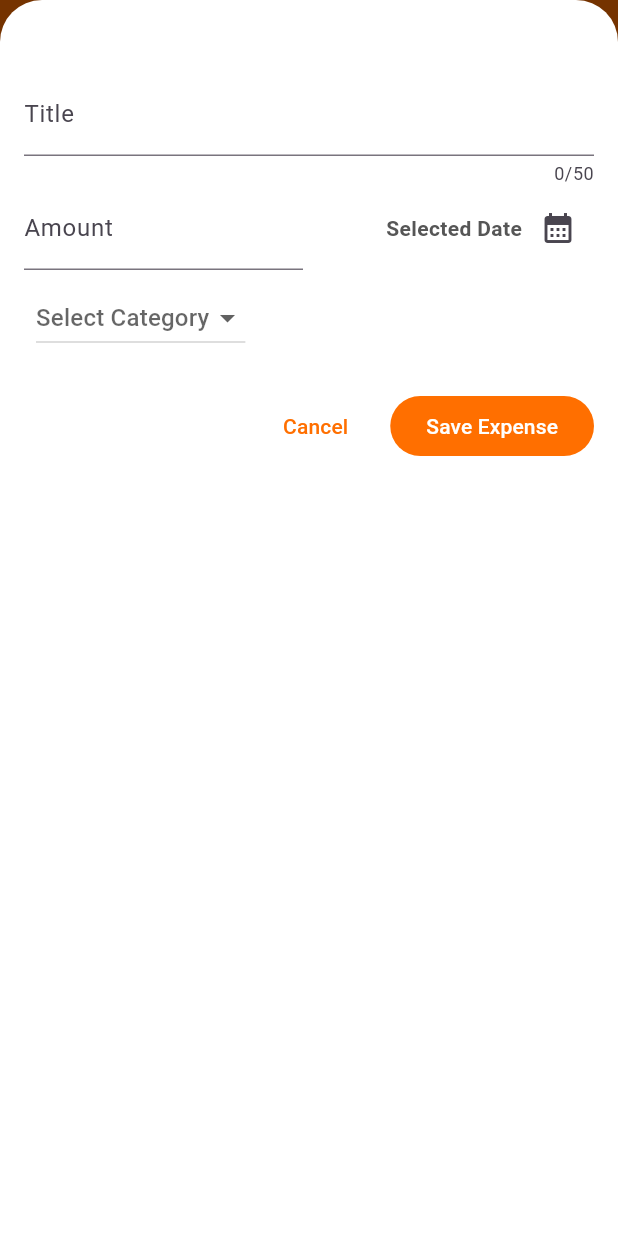
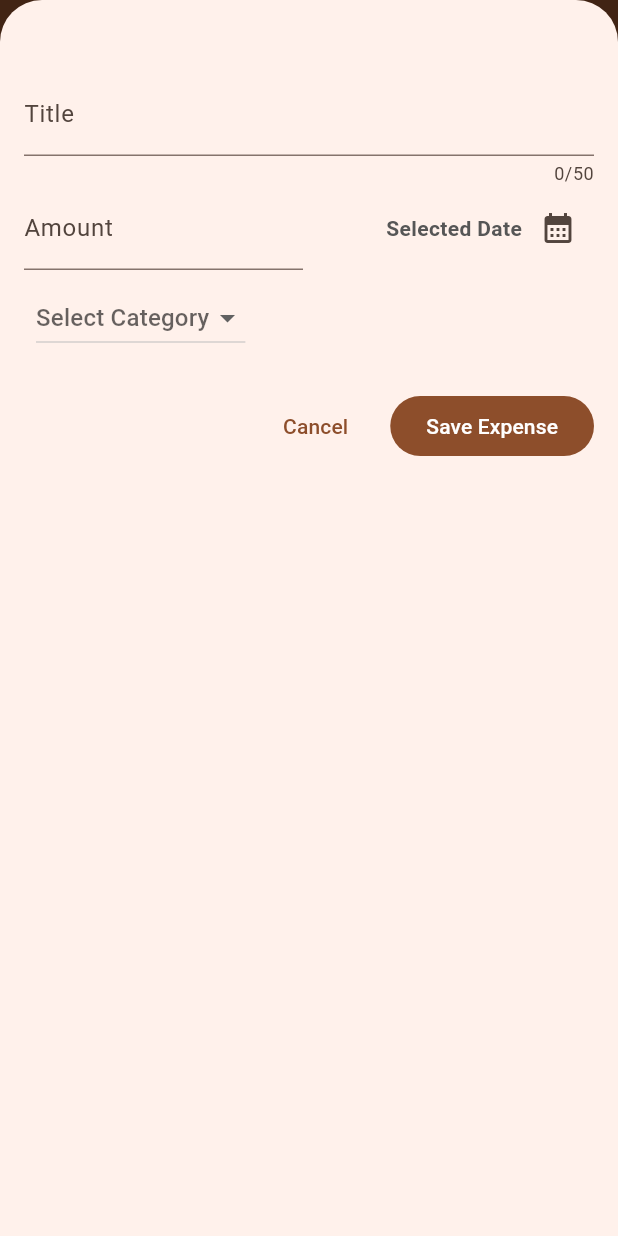
Before and after one commit to ChrisJoshRoberts/flutter-expense-tracker, a Flutter app: the screen it shows after launch, after a tap on the "add" icon, on a phone screen of 412 x 824 dp. Run offline on Flutter 3.47's test engine with Material 3 defaults, Android fonts, the phone set to English and light mode, and no system bars.

Commit message:
updating theme styles

```diff
--- a/lib/expenses.dart
+++ b/lib/expenses.dart
@@ -45,9 +45,25 @@ class _ExpensesState extends State<Expenses> {
   }
 
   void _removeExpense(Expense expense) {
+    final expenseIndex = _registeredExpenses.indexOf(expense);
     setState(() {
       _registeredExpenses.remove(expense);
     });
+    ScaffoldMessenger.of(context).clearSnackBars();
+    ScaffoldMessenger.of(context).showSnackBar(
+      SnackBar(
+        content: Text('Expense Deleted'),
+        duration: Duration(seconds: 3),
+        action: SnackBarAction(
+          label: 'Undo',
+          onPressed: () {
+            setState(() {
+              _registeredExpenses.insert(expenseIndex, expense);
+            });
+          },
+        ),
+      ),
+    );
   }
 
   @override
@@ -61,21 +77,18 @@ class _ExpensesState extends State<Expenses> {
     }
     return Scaffold(
       appBar: AppBar(
-        backgroundColor: Colors.amber[900],
-        title: Text('Expense Tracker', style: TextStyle(color: Colors.white)),
+        title: Text('Expense Tracker'),
         actions: [
           IconButton(
             onPressed: _openAddExpenseOverlay,
-            icon: const Icon(Icons.add, color: Colors.white),
+            icon: const Icon(Icons.add),
           ),
         ],
       ),
       body: Column(
         children: [
           Text('The Chart'),
-          Expanded(
-            child: mainContent,
-          ),
+          Expanded(child: mainContent),
         ],
       ),
     );
--- a/lib/main.dart
+++ b/lib/main.dart
@@ -1,37 +1,24 @@
 import 'package:flutter/material.dart';
 
 import 'package:expense_tracker/expenses.dart';
+
+var kColorScheme = ColorScheme.fromSeed(seedColor: Colors.amber.shade900);
 
 void main() {
   runApp(
     MaterialApp(
       home: Expenses(),
-      theme: ThemeData(
-        scaffoldBackgroundColor: Colors.white,
-        primarySwatch: Colors.amber,
-        dialogTheme: DialogThemeData(backgroundColor: Colors.white),
-        filledButtonTheme: FilledButtonThemeData(
-          style: FilledButton.styleFrom(
-        backgroundColor: Colors.amber[900],
-          ),
+      theme: ThemeData().copyWith(
+        scaffoldBackgroundColor: kColorScheme.primaryContainer,
+        colorScheme: kColorScheme,
+        appBarTheme: AppBarTheme().copyWith(
+          backgroundColor: kColorScheme.primary,
+          foregroundColor: kColorScheme.onPrimary,
         ),
-        textButtonTheme: TextButtonThemeData(
-          style: TextButton.styleFrom(
-        foregroundColor: Colors.amber[900],
-          ),
-        ),
-        bottomSheetTheme: BottomSheetThemeData(
-          backgroundColor: Colors.white,
-        ),
-        inputDecorationTheme: InputDecorationTheme(
-          focusedBorder: UnderlineInputBorder(
-        borderSide: BorderSide(color: Colors.amber[900]!),
-          ),
-        ),
-      ),
-      darkTheme: ThemeData(
-        scaffoldBackgroundColor: Colors.grey[900],
-      ),
+        cardTheme: CardThemeData().copyWith(
+          color: kColorScheme.surfaceBright,
+        )
     ),
+  ),
   );
 }
--- a/lib/widgets/expenses_list/expense_item.dart
+++ b/lib/widgets/expenses_list/expense_item.dart
@@ -8,7 +8,6 @@ class ExpenseItem extends StatelessWidget {
   @override
   Widget build(context) {
     return Card(
-      color: Colors.white,
       child: Padding(
         padding: const EdgeInsets.symmetric(horizontal: 20, vertical: 16),
         child: Column(
```
